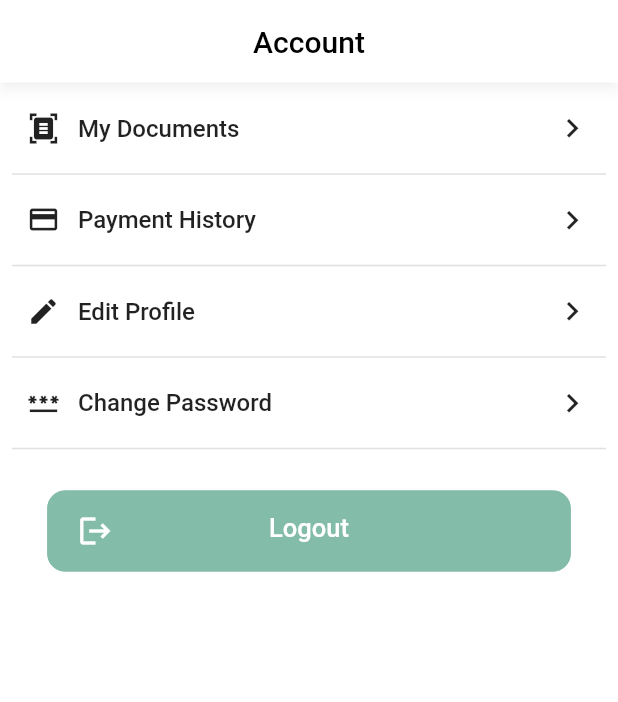
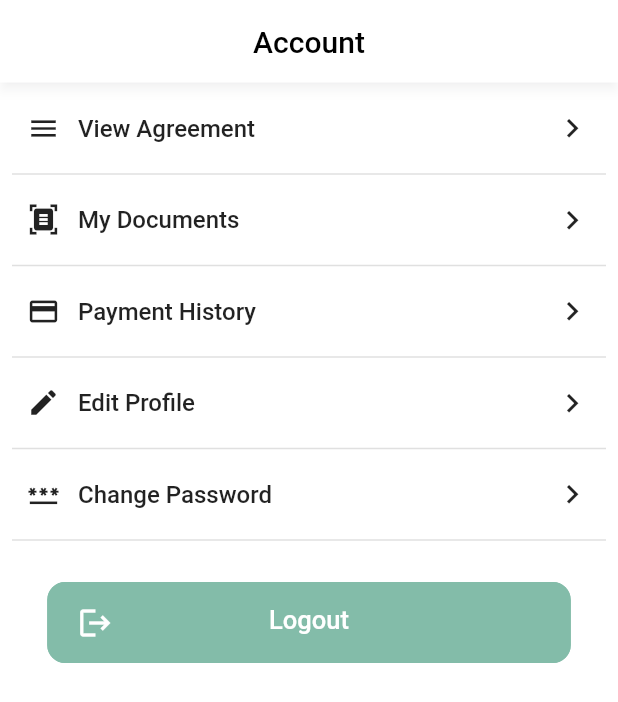
Before and after one commit to parajuliamit/rent-assist-tenant, a Flutter app: the AccountView screen opened directly, on a phone screen of 412 x 824 dp. Shown: the top 702 px of the screen. Run offline on Flutter 3.47's test engine with Material 2 defaults, Android fonts, the phone set to English and light mode, and no system bars; our stand-ins replace dio, firebase_core, firebase_messaging, get, get_storage, image_picker and 3 more; missing offline and left inert: khalti_flutter, qr_code_scanner; accounts and stored records are empty; generated files the repository leaves out were written again.

Commit message:
agreement

```diff
--- a/lib/app/data/api/user/user_api.dart
+++ b/lib/app/data/api/user/user_api.dart
@@ -3,6 +3,7 @@ import 'package:retrofit/retrofit.dart';
 import 'package:tenant_app/app/data/models/user/add_tenant_response.dart';
 import 'package:tenant_app/app/data/models/user/create_agreement_request.dart';
 import 'package:tenant_app/app/data/models/user/document_response.dart';
+import 'package:tenant_app/app/data/models/user/get_agreement_response.dart';
 import 'package:tenant_app/app/data/models/user/owner_detail.dart';
 import 'package:tenant_app/app/data/models/user/qr_response.dart';
 
@@ -35,4 +36,7 @@ abstract class UserApi {
 
   @GET("/api/contract/documents/")
   Future<List<DocumentResponse>> getDocuments();
+
+  @GET("/api/contract/agreement/")
+  Future<GetAgreementResponse> getAgreement();
 }
--- /dev/null
+++ b/lib/app/data/models/user/get_agreement_response.dart
@@ -0,0 +1,42 @@
+class GetAgreementResponse {
+  bool? success;
+  String? message;
+  Agreement? data;
+
+  GetAgreementResponse({this.success, this.message, this.data});
+
+  GetAgreementResponse.fromJson(Map<String, dynamic> json) {
+    this.success = json["success"];
+    this.message = json["message"];
+    this.data = json["data"] == null ? null : Agreement.fromJson(json["data"]);
+  }
+}
+
+class Agreement {
+  int? price;
+  int? tenant;
+  int? internetPrice;
+  int? waterUsagePrice;
+  int? nagarpalikaFohrPrice;
+  int? electricityRate;
+  String? picture;
+
+  Agreement(
+      {this.price,
+      this.tenant,
+      this.internetPrice,
+      this.waterUsagePrice,
+      this.nagarpalikaFohrPrice,
+      this.electricityRate,
+      this.picture});
+
+  Agreement.fromJson(Map<String, dynamic> json) {
+    this.price = json["price"];
+    this.tenant = json["tenant"];
+    this.internetPrice = json["internet_price"];
+    this.waterUsagePrice = json["water_usage_price"];
+    this.nagarpalikaFohrPrice = json["nagarpalika_fohr_price"];
+    this.electricityRate = json["electricity_rate"];
+    this.picture = json["picture"];
+  }
+}
--- a/lib/app/data/repository/user_repository.dart
+++ b/lib/app/data/repository/user_repository.dart
@@ -3,6 +3,7 @@ import 'dart:io';
 import 'package:dio/dio.dart';
 import 'package:tenant_app/app/data/models/user/create_agreement_request.dart';
 import 'package:tenant_app/app/data/models/user/document_response.dart';
+import 'package:tenant_app/app/data/models/user/get_agreement_response.dart';
 import 'package:tenant_app/app/data/models/user/owner_detail.dart';
 import 'package:tenant_app/app/data/models/user/profile.dart';
 import 'package:tenant_app/app/data/models/user/qr_response.dart';
@@ -50,4 +51,8 @@ class UserRepository {
         (element) => element.user == user,
         orElse: () => DocumentResponse());
   }
+
+  Future<GetAgreementResponse> getAgreement() async {
+    return await UserApi(_dio).getAgreement();
+  }
 }
--- a/lib/app/modules/account/views/account_view.dart
+++ b/lib/app/modules/account/views/account_view.dart
@@ -20,6 +20,13 @@ class AccountView extends GetView<AccountController> {
         child: SingleChildScrollView(
             child: Column(
           children: [
+            ItemTile(
+              icon: Icons.menu,
+              label: 'View Agreement',
+              onPress: () {
+                Get.toNamed(Routes.VIEW_AGREEMENT);
+              },
+            ),
             ItemTile(
               icon: Icons.document_scanner,
               label: 'My Documents',
--- a/lib/app/modules/home/views/widgets/contract_container.dart
+++ b/lib/app/modules/home/views/widgets/contract_container.dart
@@ -1,5 +1,7 @@
 import 'package:flutter/material.dart';
+import 'package:get/get.dart';
 
+import '../../../../routes/app_pages.dart';
 import '../../../../utils/constants.dart';
 import 'homepage_button.dart';
 
@@ -71,10 +73,12 @@ class ContractContainer extends StatelessWidget {
                   height: 10,
                 ),
                 HomePageButton(
-                    text: 'View Contract',
+                    text: 'View Agreement',
                     textColor: kWhiteColor,
                     fillColor: kPrimaryColor,
-                    onpress: () {}),
+                    onpress: () {
+                      Get.toNamed(Routes.VIEW_AGREEMENT);
+                    }),
               ],
             ),
           ),
--- a/lib/app/modules/navigation/bindings/navigation_binding.dart
+++ b/lib/app/modules/navigation/bindings/navigation_binding.dart
@@ -1,4 +1,5 @@
 import 'package:get/get.dart';
+import 'package:tenant_app/app/modules/view_agreement/controllers/view_agreement_controller.dart';
 
 import '../../account/controllers/account_controller.dart';
 import '../../chat/controllers/chat_controller.dart';
@@ -28,5 +29,8 @@ class NavigationBinding extends Bindings {
     Get.lazyPut<AccountController>(
       () => AccountController(),
     );
+    Get.put(
+      ViewAgreementController(),
+    );
   }
 }
--- a/lib/app/routes/app_pages.dart
+++ b/lib/app/routes/app_pages.dart
@@ -26,6 +26,7 @@ import '../modules/scan_owner/bindings/scan_owner_binding.dart';
 import '../modules/scan_owner/views/scan_owner_view.dart';
 import '../modules/splash_screen/bindings/splash_screen_binding.dart';
 import '../modules/splash_screen/views/splash_screen_view.dart';
+import '../modules/view_agreement/views/view_agreement_view.dart';
 
 part 'app_routes.dart';
 
@@ -112,5 +113,9 @@ class AppPages {
       page: () => MyDocumentsView(),
       binding: MyDocumentsBinding(),
     ),
+    GetPage(
+      name: _Paths.VIEW_AGREEMENT,
+      page: () => ViewAgreementView(),
+    ),
   ];
 }
--- a/lib/app/routes/app_routes.dart
+++ b/lib/app/routes/app_routes.dart
@@ -17,6 +17,7 @@ abstract class Routes {
   static const COMPLAINT_DETAIL = _Paths.COMPLAINT_DETAIL;
   static const QR_RESPONSE = _Paths.QR_RESPONSE;
   static const MY_DOCUMENTS = _Paths.MY_DOCUMENTS;
+  static const VIEW_AGREEMENT = _Paths.VIEW_AGREEMENT;
 }
 
 abstract class _Paths {
@@ -35,4 +36,5 @@ abstract class _Paths {
   static const COMPLAINT_DETAIL = '/complaint-detail';
   static const QR_RESPONSE = '/qr-response';
   static const MY_DOCUMENTS = '/my-documents';
+  static const VIEW_AGREEMENT = '/view-agreement';
 }
```
Also changed, not shown: lib/app/modules/view_agreement/controllers/view_agreement_controller.dart (added, +46 -0 lines), lib/app/modules/view_agreement/views/view_agreement_view.dart (added, +23 -0 lines), lib/app/data/api/user/user_api.g.dart.
